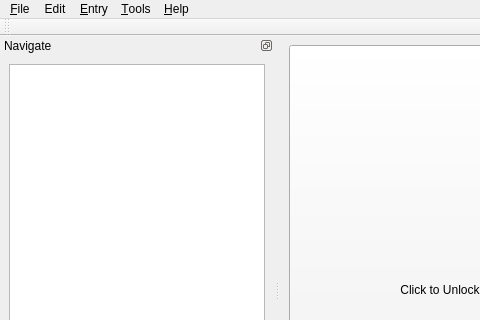
karagog/Gryptonite, file src/apps/gryptonite/mainwindow.ui: the form before one commit; both pictures show x 0 to 480 and y 0 to 320 of the 600 by 565 pixel window.
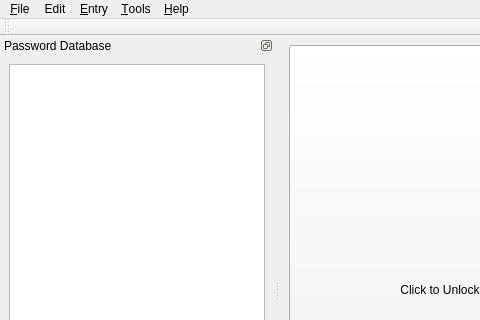
The form after the commit. Icons and pictures are not drawn. Custom widgets are drawn as their Qt base class.

What changed in the file:
```diff
--- a/src/apps/gryptonite/mainwindow.ui
+++ b/src/apps/gryptonite/mainwindow.ui
@@ -166,7 +166,7 @@
     <set>QDockWidget::DockWidgetFloatable|QDockWidget::DockWidgetMovable</set>
    </property>
    <property name="windowTitle">
-    <string>Navigate</string>
+    <string>Password Database</string>
    </property>
    <attribute name="dockWidgetArea">
     <number>1</number>
```
Left out of the diff: 24 changed lines with no effect on the pictures.
